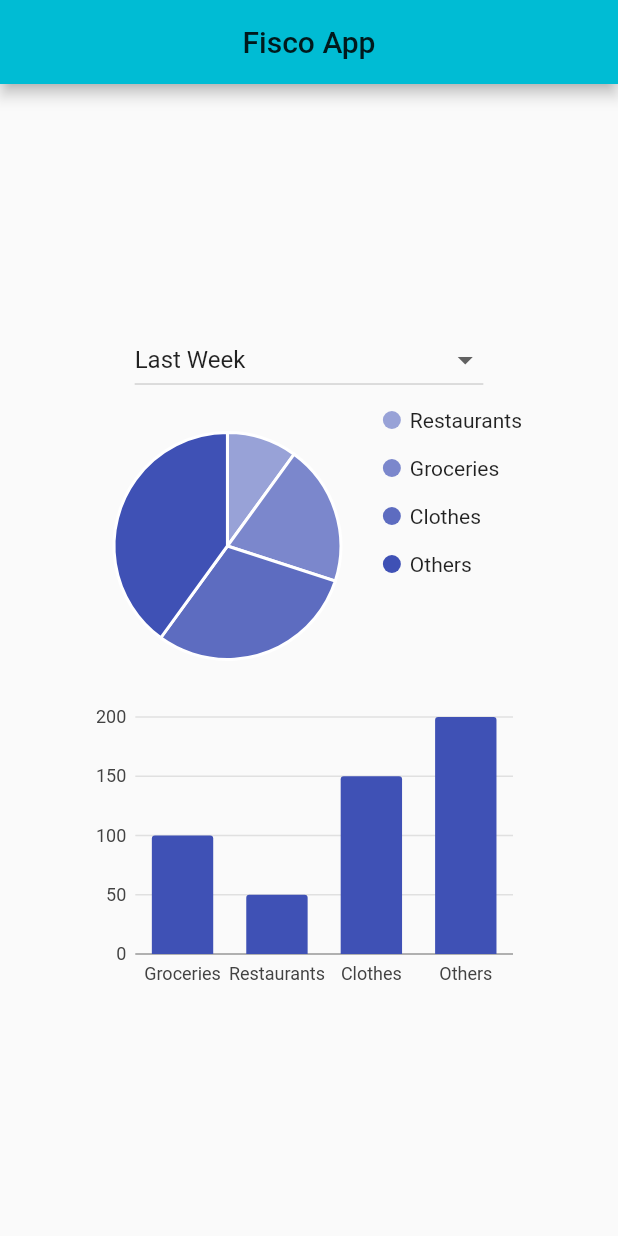
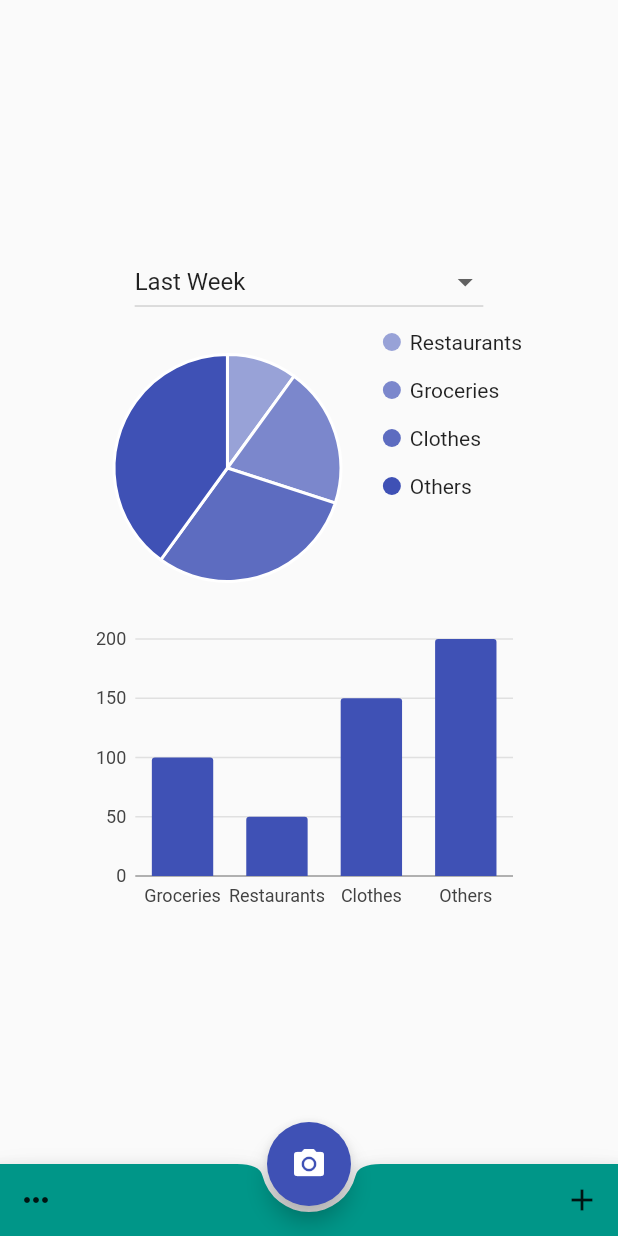
Before and after one commit to WindOfRussia/fisco, a Flutter app: the screen it shows after launch, on a phone screen of 412 x 824 dp. Run offline on Flutter 3.47's test engine with Material 2 defaults, Android fonts, the phone set to English and light mode, and no system bars; our stand-ins replace charts_flutter.

Commit message:
Added bottom navigation bar and routing
+ Added new pages for the app
+ Added navigation bar and routing to the new pages

```diff
--- a/lib/main.dart
+++ b/lib/main.dart
@@ -1,5 +1,8 @@
+import 'package:fiscoapp/screens/edit_receipt_page.dart';
+import 'package:fiscoapp/screens/manage_receipts_page.dart';
 import 'package:flutter/material.dart';
 import 'screens/analysis_page.dart';
+import 'screens/new_receipt_page.dart';
 
 //Main method for all Flutter Applications
 void main() => runApp(MyApp());
@@ -12,9 +15,15 @@ class MyApp extends StatelessWidget {
     return MaterialApp(
       title: 'Flutter Demo',
       theme: ThemeData(
-        primarySwatch: Colors.cyan,
+        primarySwatch: Colors.teal,
       ),
-      home: AnalysisPage(),
+      initialRoute: '/',
+      routes: {
+        '/': (context) => AnalysisPage(),
+        '/new': (context) => NewReceiptPage(),
+        '/manage': (context) => ManageReceiptsPage(),
+        '/edit': (context) => EditReceiptPage(),
+      },
       debugShowCheckedModeBanner: false,
     );
   }
--- a/lib/screens/analysis_page.dart
+++ b/lib/screens/analysis_page.dart
@@ -14,9 +14,28 @@ class _AnalysisPageState extends State<AnalysisPage> {
   Widget build(BuildContext context) {
     {
       return Scaffold(
-        appBar: AppBar(
-          title: Text('Fisco App'),
-          centerTitle: true,
+        floatingActionButtonLocation: FloatingActionButtonLocation.centerDocked,
+        floatingActionButton: FloatingActionButton(
+          backgroundColor: Colors.indigo,
+          child: const Icon(Icons.camera_alt), onPressed: () {},),
+        bottomNavigationBar: BottomAppBar(
+          color: Colors.teal,
+          shape: CircularNotchedRectangle(),
+          notchMargin: 4.0,
+          child: new Row(
+            mainAxisSize: MainAxisSize.max,
+            mainAxisAlignment: MainAxisAlignment.spaceBetween,
+            children: <Widget>[
+              IconButton(icon: Icon(Icons.more_horiz), onPressed: () {
+                  Navigator.pushNamed(context, '/manage');
+                },
+              ),
+              IconButton(icon: Icon(Icons.add), onPressed: () {
+                  Navigator.pushNamed(context, '/new');
+                },
+              ),
+            ],
+          ),
         ),
         body: Center(
           child: Column(
```
Also changed, not shown: lib/screens/edit_receipt_page.dart (added, +47 -0 lines), lib/screens/manage_receipts_page.dart (added, +50 -0 lines), lib/screens/new_receipt_page.dart (added, +46 -0 lines), pubspec.lock.
